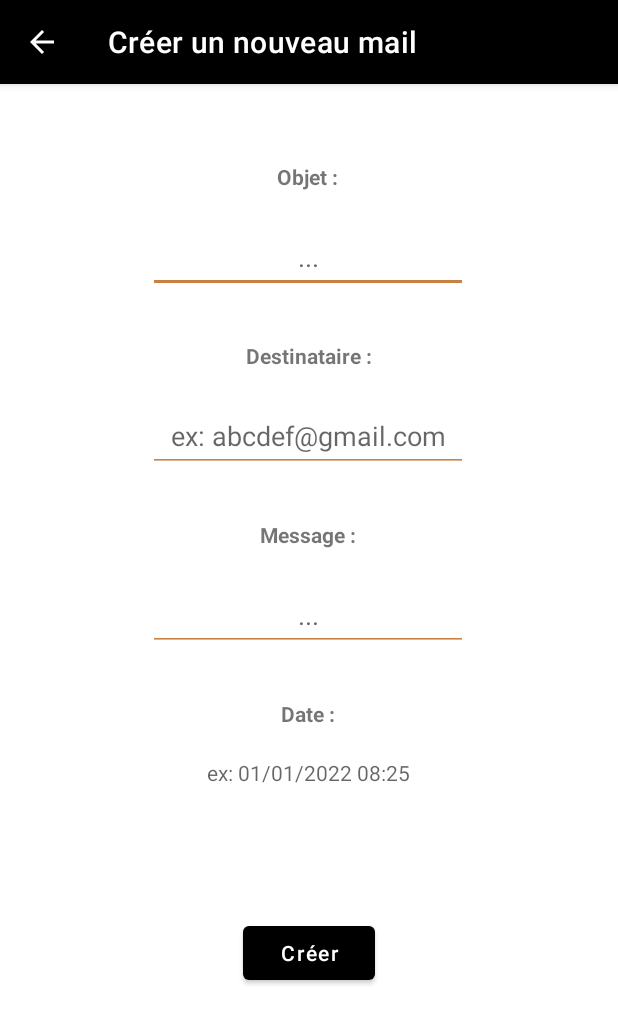
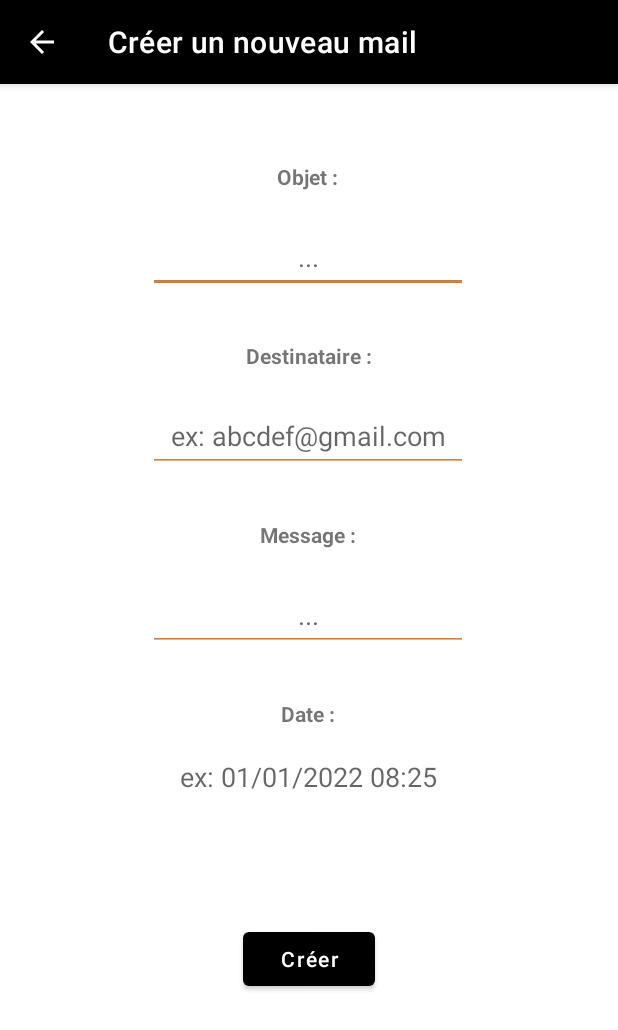
Before and after one commit to BradR07/AndroidProjectLazyMessages, an Android app: the CreateMailActivity screen opened directly, with no data from a screen before it, on a phone screen of 412 x 824 dp. Shown: the top 1030 px of the screen. Run offline under Robolectric (Android 15) with nearby library versions, the phone set to English and light mode, and no system bars; our stand-ins replace Room's generated code.

Commit message:
Modifications visuelles

```diff
--- a/LazyMessages/app/src/main/java/com/example/lazymessages/createMail/DatePickerFragment.java
+++ b/LazyMessages/app/src/main/java/com/example/lazymessages/createMail/DatePickerFragment.java
@@ -41,7 +41,7 @@ public class DatePickerFragment extends DialogFragment implements DatePickerDial
         int day = c.get(Calendar.DAY_OF_MONTH);
         int hour = c.get(Calendar.HOUR);
         int min = c.get(Calendar.MINUTE);
-        // Créer une nouvelle instance de DatePickerDialog et l'a renvoi
+        // Créer une nouvelle instance de DatePickerDialog et l'a renvoie
         DatePickerDialog dialog = new DatePickerDialog(getActivity(), this, year, month, day);
         TimePickerDialog.OnTimeSetListener onTimeSetListener;
         TP = new TimePickerDialog(this.context, this ,hour , min, true);
--- a/LazyMessages/app/src/main/res/layout/create_mail.xml
+++ b/LazyMessages/app/src/main/res/layout/create_mail.xml
@@ -79,6 +79,7 @@
         android:hint="ex: 01/01/2022 08:25"
         android:textColorHighlight="#cb8043"
         android:textColorLink="#cb8043"
+        android:textSize="18sp"
         app:layout_constraintEnd_toEndOf="parent"
         app:layout_constraintHorizontal_bias="0.497"
         app:layout_constraintStart_toStartOf="parent"
--- a/LazyMessages/app/src/main/res/values/colors.xml
+++ b/LazyMessages/app/src/main/res/values/colors.xml
@@ -7,4 +7,5 @@
     <color name="teal_700">#FF018786</color>
     <color name="black">#FF000000</color>
     <color name="white">#FFFFFFFF</color>
+    <color name="logo_branch">#cb8043</color>
 </resources>
--- a/LazyMessages/app/src/main/res/values/themes.xml
+++ b/LazyMessages/app/src/main/res/values/themes.xml
@@ -6,8 +6,8 @@
         <item name="colorPrimaryVariant">@color/black</item>
         <item name="colorOnPrimary">@color/white</item>
         <!-- Secondary brand color. -->
-        <item name="colorSecondary">@color/teal_200</item>
-        <item name="colorSecondaryVariant">@color/teal_700</item>
+        <item name="colorSecondary">@color/logo_branch</item>
+        <item name="colorSecondaryVariant">@color/logo_branch</item>
         <item name="colorOnSecondary">@color/black</item>
         <!-- Status bar color. -->
         <item name="android:statusBarColor" tools:targetApi="l">?attr/colorPrimaryVariant</item>
```
